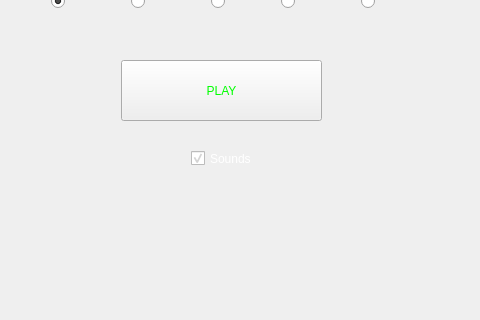
cps209teamalpha/space-alien, file mainwindow.ui: the form before one commit; both pictures show x 179 to 659 and y 280 to 600 of the 800 by 600 pixel window.
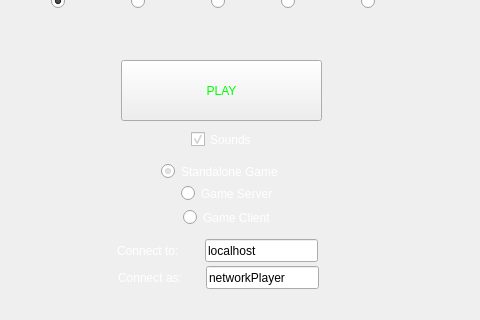
The form after the commit. Icons and pictures are not drawn.

```diff
--- a/mainwindow.ui
+++ b/mainwindow.ui
@@ -83,7 +83,7 @@
     <property name="geometry">
      <rect>
       <x>370</x>
-      <y>430</y>
+      <y>411</y>
       <width>70</width>
       <height>17</height>
      </rect>
@@ -245,6 +245,125 @@
      <string/>
     </property>
    </widget>
+   <widget class="QWidget" name="networkSelect" native="true">
+    <property name="geometry">
+     <rect>
+      <x>340</x>
+      <y>441</y>
+      <width>141</width>
+      <height>71</height>
+     </rect>
+    </property>
+    <widget class="QRadioButton" name="rbSingleplayer">
+     <property name="geometry">
+      <rect>
+       <x>0</x>
+       <y>0</y>
+       <width>131</width>
+       <height>21</height>
+      </rect>
+     </property>
+     <property name="styleSheet">
+      <string notr="true">color: rgb(255, 255, 255);</string>
+     </property>
+     <property name="text">
+      <string>Standalone Game</string>
+     </property>
+     <property name="checked">
+      <bool>true</bool>
+     </property>
+    </widget>
+    <widget class="QRadioButton" name="rbServer">
+     <property name="geometry">
+      <rect>
+       <x>20</x>
+       <y>22</y>
+       <width>102</width>
+       <height>21</height>
+      </rect>
+     </property>
+     <property name="styleSheet">
+      <string notr="true">color: rgb(255, 255, 255);</string>
+     </property>
+     <property name="text">
+      <string>Game Server</string>
+     </property>
+    </widget>
+    <widget class="QRadioButton" name="rbClient">
+     <property name="geometry">
+      <rect>
+       <x>22</x>
+       <y>46</y>
+       <width>102</width>
+       <height>21</height>
+      </rect>
+     </property>
+     <property name="styleSheet">
+      <string notr="true">color: rgb(255, 255, 255);</string>
+     </property>
+     <property name="text">
+      <string>Game Client</string>
+     </property>
+    </widget>
+   </widget>
+   <widget class="QLineEdit" name="lnHostname">
+    <property name="geometry">
+     <rect>
+      <x>384</x>
+      <y>519</y>
+      <width>113</width>
+      <height>23</height>
+     </rect>
+    </property>
+    <property name="text">
+     <string>localhost</string>
+    </property>
+   </widget>
+   <widget class="QLabel" name="lblHostname">
+    <property name="geometry">
+     <rect>
+      <x>296</x>
+      <y>521</y>
+      <width>81</width>
+      <height>20</height>
+     </rect>
+    </property>
+    <property name="styleSheet">
+     <string notr="true">color: rgb(255, 255, 255);</string>
+    </property>
+    <property name="text">
+     <string>Connect to:</string>
+    </property>
+   </widget>
+   <widget class="QLabel" name="lblPeerName">
+    <property name="geometry">
+     <rect>
+      <x>297</x>
+      <y>548</y>
+      <width>81</width>
+      <height>20</height>
+     </rect>
+    </property>
+    <property name="styleSheet">
+     <string notr="true">color: rgb(255, 255, 255);</string>
+    </property>
+    <property name="text">
+     <string>Connect as:</string>
+    </property>
+   </widget>
+   <widget class="QLineEdit" name="lnPeerName">
+    <property name="geometry">
+     <rect>
+      <x>385</x>
+      <y>546</y>
+      <width>113</width>
+      <height>23</height>
+     </rect>
+    </property>
+    <property name="text">
+     <string>networkPlayer</string>
+    </property>
+   </widget>
   </widget>
   <widget class="QMenuBar" name="menuBar">
    <property name="geometry">
```
Left out of the diff: 2 changed lines with no effect on the pictures.
